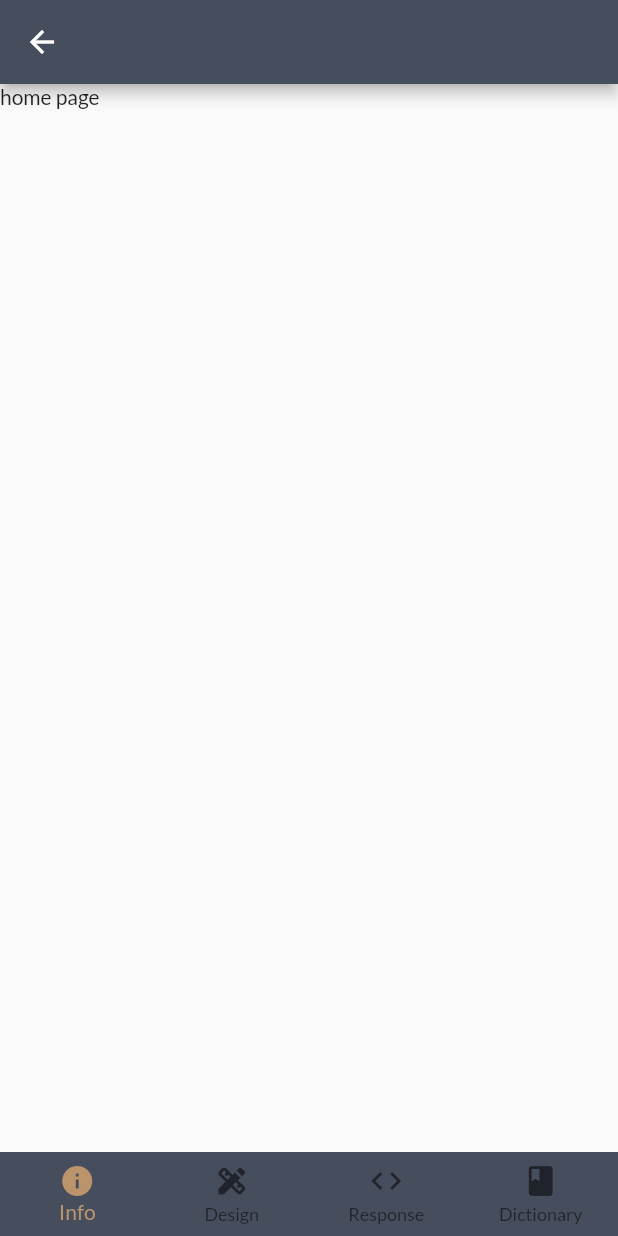
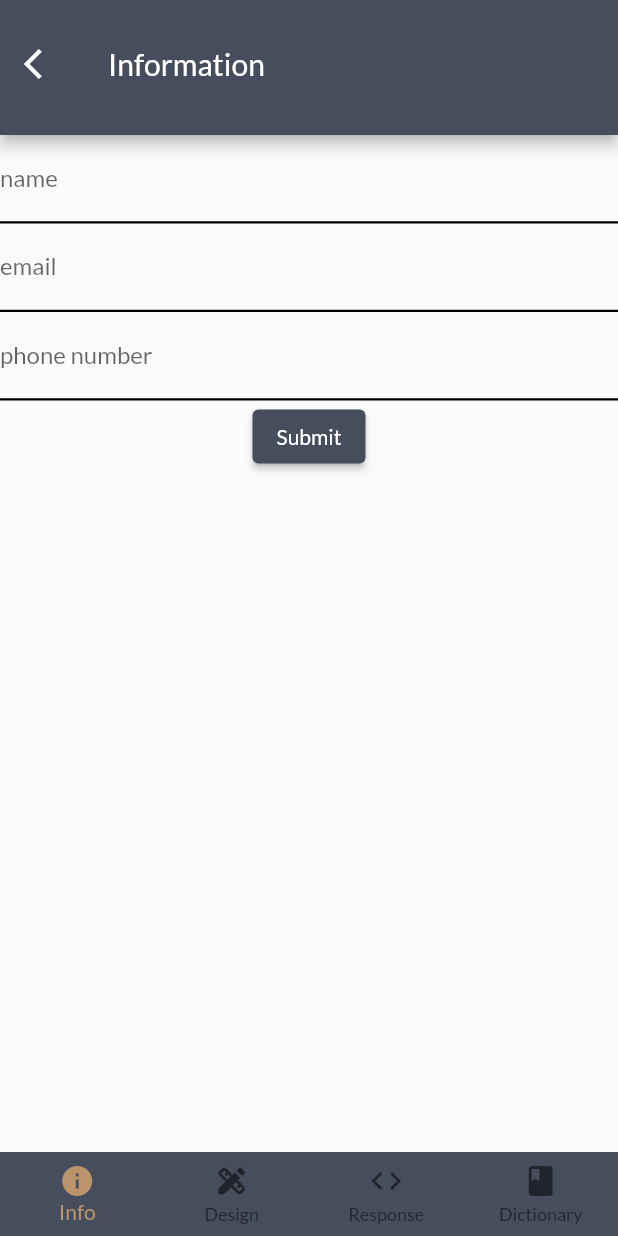
Before and after one commit to byronkimani/designly, a Flutter app: the screen it shows after launch, after a tap on "Skip", on a phone screen of 412 x 824 dp. Run offline on Flutter 3.47's test engine with Material 2 defaults, Android fonts, the phone set to English and light mode, and no system bars; our stand-ins replace bloc, equatable, flutter_bloc, google_fonts.

Commit message:
chore: add basic information form
- add basic information form

Signed-off-by: Byron Kimani <byronkimani@gmail.com>

```diff
--- /dev/null
+++ b/lib/business_logic/constants/app_enums.dart
@@ -0,0 +1 @@
+enum PageType { info, design, response, dictionary }
--- a/lib/business_logic/constants/app_strings.dart
+++ b/lib/business_logic/constants/app_strings.dart
@@ -1,3 +1,19 @@
 const String appName = 'Designly';
+
+// page not found
 const String errorOccurredText = 'OOPS! AN ERROR OCCURRED';
 const String goBackText = 'GO BACK';
+
+// validation strings
+const String pleaseInputValidEmailText = 'Please input a valid email';
+const String pleaseEnterNameText = 'Please enter name';
+const String pleaseEnterValidPhoneNumberText =
+    'Please enter valid phone number';
+const String pleaseEnterField = 'Please fill up this field';
+
+// validate email regex
+const String emailRegex =
+    r"""^[a-zA-Z0-9.a-zA-Z0-9.!#$%&'*+-/=?^_`{|}~]+@[a-zA-Z0-9]+\.[a-zA-Z]+""";
+
+const String kenyanPhoneRegExp =
+    r'''^(?:254|\+254|0)?((7|1)(?:(?:[129][0-9])|(?:0[0-8])|(4[0-1]))[0-9]{6})$''';
--- /dev/null
+++ b/lib/business_logic/core/input_validators.dart
@@ -0,0 +1,31 @@
+import 'package:designly/business_logic/constants/app_strings.dart';
+
+String? validateEmail(String? input) {
+  if (input != null && input.isNotEmpty) {
+    if (RegExp(emailRegex).hasMatch(input)) {
+      return null;
+    } else {
+      return pleaseInputValidEmailText;
+    }
+  }
+  return pleaseEnterField;
+}
+
+String? validateName(String? input) {
+  if (input != null && input.isNotEmpty) {
+    return null;
+  } else {
+    return pleaseEnterNameText;
+  }
+}
+
+String? validatePhone(String? input) {
+  if (input != null && input.isNotEmpty) {
+    if (RegExp(kenyanPhoneRegExp).hasMatch(input)) {
+      return null;
+    } else {
+      return pleaseEnterValidPhoneNumberText;
+    }
+  }
+  return pleaseEnterField;
+}
--- a/lib/business_logic/router/app_router.dart
+++ b/lib/business_logic/router/app_router.dart
@@ -6,7 +6,7 @@ import 'package:designly/presentation/features/onboarding/welcome_page.dart';
 import 'package:designly/presentation/features/response/pages/response_page.dart';
 import 'package:flutter/material.dart';
 
-import '../../presentation/features/info/pages/home_page.dart';
+import '../../presentation/features/info/pages/basic_information_page.dart';
 
 class AppRouter {
   Route<dynamic> onGenerateRoute(RouteSettings? routeSettings) {
@@ -17,8 +17,8 @@ class AppRouter {
         );
 
       case infoPageRoute:
-        return MaterialPageRoute<InfoPage>(
-          builder: (BuildContext context) => const InfoPage(),
+        return MaterialPageRoute<BasicInformationPage>(
+          builder: (BuildContext context) => const BasicInformationPage(),
         );
 
       case designPageRoute:
--- /dev/null
+++ b/lib/presentation/core/custom_app_bar.dart
@@ -0,0 +1,50 @@
+import 'package:designly/business_logic/constants/app_enums.dart';
+import 'package:flutter/material.dart';
+
+class CustomAppBar extends StatelessWidget with PreferredSizeWidget {
+  const CustomAppBar({
+    this.size = 90,
+    this.hasBack = true,
+    required this.pageType,
+    Key? key,
+  }) : super(key: key);
+
+  final bool hasBack;
+  final PageType pageType;
+  final int size;
+
+  String getTitle(PageType pageType) {
+    switch (pageType) {
+      case PageType.info:
+        return 'Information';
+
+      case PageType.design:
+        return 'Design';
+
+      case PageType.response:
+        return 'Response';
+      default:
+        return 'Dictionary';
+    }
+  }
+
+  @override
+  Widget build(BuildContext context) {
+    return PreferredSize(
+      preferredSize: Size(double.infinity, size.toDouble()),
+      child: AppBar(
+        toolbarHeight: 85,
+        title: Text(getTitle(pageType)),
+        leading: hasBack
+            ? IconButton(
+                onPressed: () => Navigator.of(context).pop(),
+                icon: const Icon(Icons.arrow_back_ios, color: Colors.white),
+              )
+            : Container(),
+      ),
+    );
+  }
+
+  @override
+  Size get preferredSize => Size(double.infinity, size.toDouble());
+}
--- /dev/null
+++ b/lib/presentation/features/info/pages/basic_information_page.dart
@@ -0,0 +1,33 @@
+import 'package:designly/business_logic/constants/app_enums.dart';
+import 'package:designly/business_logic/cubits/bottom_navigation_cubit.dart';
+import 'package:designly/presentation/core/custom_app_bar.dart';
+import 'package:designly/presentation/core/custom_bottom_nav_bar.dart';
+import 'package:designly/presentation/features/info/widgets/basic_information_form.dart';
+import 'package:flutter/material.dart';
+import 'package:flutter_bloc/flutter_bloc.dart';
+
+class BasicInformationPage extends StatefulWidget {
+  const BasicInformationPage({Key? key}) : super(key: key);
+
+  @override
+  State<BasicInformationPage> createState() => _BasicInformationPageState();
+}
+
+class _BasicInformationPageState extends State<BasicInformationPage> {
+  @override
+  Widget build(BuildContext context) {
+    return BlocBuilder<BottomNavigationCubit, BottomNavigationState>(
+      builder: (BuildContext context, BottomNavigationState state) {
+        return Scaffold(
+          appBar: const CustomAppBar(pageType: PageType.info),
+          body: SingleChildScrollView(
+            child: Column(
+              children: <Widget>[const BasicInformationForm(), Container()],
+            ),
+          ),
+          bottomNavigationBar: const CustomBottomNavBar(),
+        );
+      },
+    );
+  }
+}
--- a/lib/presentation/features/info/pages/home_page.dart
+++ /dev/null
@@ -1,26 +0,0 @@
-import 'package:designly/business_logic/cubits/bottom_navigation_cubit.dart';
-import 'package:designly/presentation/core/custom_bottom_nav_bar.dart';
-import 'package:flutter/material.dart';
-import 'package:flutter_bloc/flutter_bloc.dart';
-
-class InfoPage extends StatefulWidget {
-  const InfoPage({Key? key}) : super(key: key);
-
-  @override
-  State<InfoPage> createState() => _InfoPageState();
-}
-
-class _InfoPageState extends State<InfoPage> {
-  @override
-  Widget build(BuildContext context) {
-    return BlocBuilder<BottomNavigationCubit, BottomNavigationState>(
-      builder: (BuildContext context, BottomNavigationState state) {
-        return Scaffold(
-          appBar: AppBar(),
-          body: const Text('home page'),
-          bottomNavigationBar: const CustomBottomNavBar(),
-        );
-      },
-    );
-  }
-}
--- /dev/null
+++ b/lib/presentation/features/info/widgets/basic_information_form.dart
@@ -0,0 +1,59 @@
+import 'package:designly/business_logic/core/input_validators.dart';
+import 'package:flutter/material.dart';
+
+class BasicInformationForm extends StatefulWidget {
+  const BasicInformationForm({Key? key}) : super(key: key);
+
+  @override
+  State<BasicInformationForm> createState() => _BasicInformationFormState();
+}
+
+Map<String, dynamic> data = <String, dynamic>{};
+
+class _BasicInformationFormState extends State<BasicInformationForm> {
+  final GlobalKey<FormState> formKey = GlobalKey();
+
+  @override
+  Widget build(BuildContext context) {
+    return Form(
+      child: Column(
+        children: <Widget>[
+          TextFormField(
+            decoration: const InputDecoration(
+              labelText: 'name',
+              enabledBorder: UnderlineInputBorder(
+                borderSide: BorderSide(width: 1.5),
+              ),
+            ),
+            onSaved: (String? v) => data['name'] = v.toString().trim(),
+            validator: (String? value) => validateName(value.toString()),
+          ),
+          TextFormField(
+            decoration: const InputDecoration(
+              labelText: 'email',
+              enabledBorder: UnderlineInputBorder(
+                borderSide: BorderSide(width: 1.5),
+              ),
+            ),
+            onSaved: (String? v) => data['email'] = v.toString().trim(),
+            validator: (String? value) => validateEmail(value.toString()),
+          ),
+          TextFormField(
+            decoration: const InputDecoration(
+              labelText: 'phone number',
+              enabledBorder: UnderlineInputBorder(
+                borderSide: BorderSide(width: 1.5),
+              ),
+            ),
+            onSaved: (String? v) => data['email'] = v.toString().trim(),
+            validator: (String? value) => validateEmail(value.toString()),
+          ),
+          ElevatedButton(
+            onPressed: () {},
+            child: const Text('Submit'),
+          )
+        ],
+      ),
+    );
+  }
+}
--- a/pubspec.yaml
+++ b/pubspec.yaml
@@ -19,6 +19,7 @@ dependencies:
   flutter_bloc: ^8.0.1
   equatable: ^2.0.3
   json_serializable: ^6.2.0
+
 
 dev_dependencies:
   flutter_test:
```
